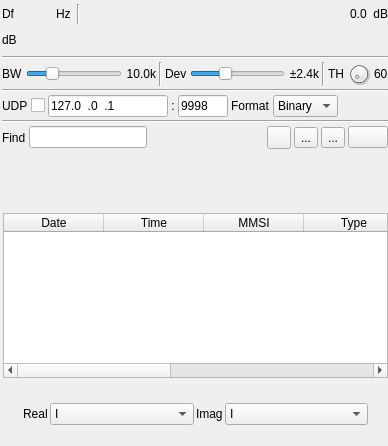
Above: plugins/channelrx/demodais/aisdemodgui.ui from f4exb/sdrangel before the change. Below: the same form after it.
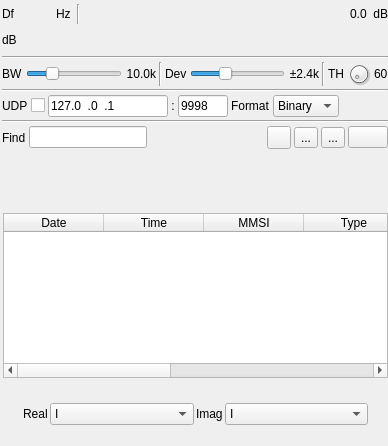
That is the form after the change. Icons and pictures are not drawn. Custom widgets are drawn as their Qt base class.

Commit message: Adjust some plugin window constraints so they work better with stack layout

Diff of the .ui file:
```diff
--- a/plugins/channelrx/demodais/aisdemodgui.ui
+++ b/plugins/channelrx/demodais/aisdemodgui.ui
@@ -487,7 +487,7 @@
        <widget class="QComboBox" name="udpFormat">
         <property name="minimumSize">
          <size>
-          <width>60</width>
+          <width>66</width>
           <height>0</height>
          </size>
         </property>
```
The commit also changes 6 other files.
